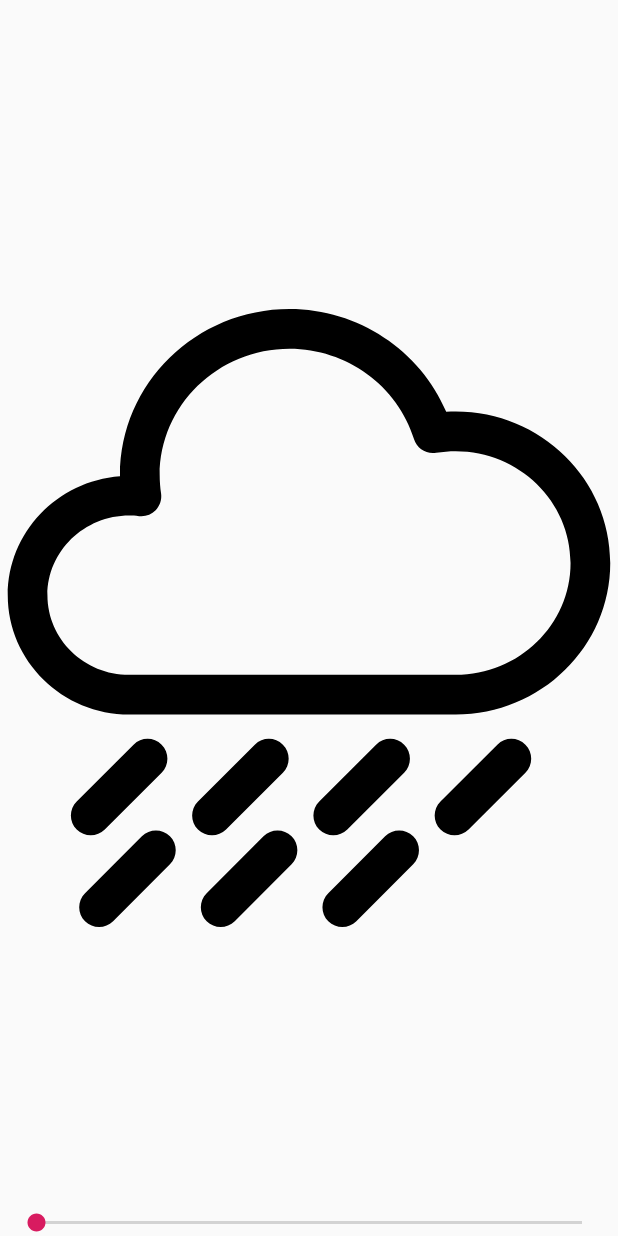
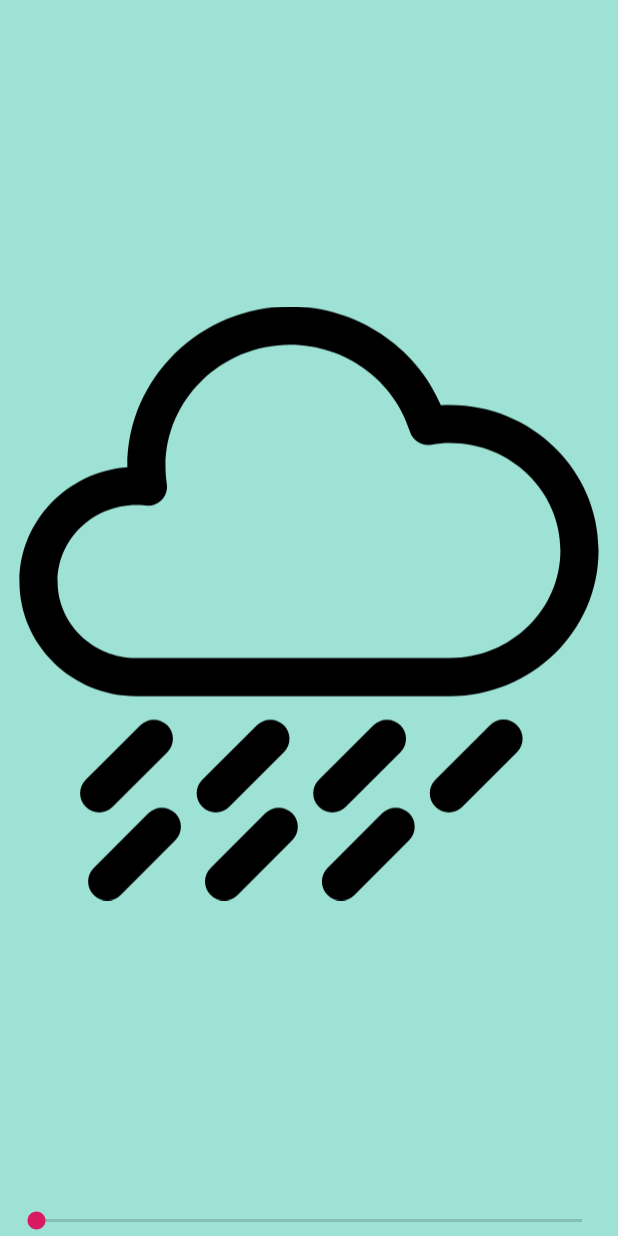
Before and after one commit to voddan/DreamyClouds, an Android app: the layout player_controls_view.xml on its own in the app's theme, with its tools: preview values and no code run, on a phone screen of 412 x 824 dp. Run offline under Robolectric (Android 15) with nearby library versions, the phone set to English and light mode, and no system bars.

```diff
--- a/app/src/main/res/layout/player_controls_view.xml
+++ b/app/src/main/res/layout/player_controls_view.xml
@@ -2,27 +2,28 @@
 <androidx.constraintlayout.widget.ConstraintLayout
     xmlns:android="http://schemas.android.com/apk/res/android"
     xmlns:app="http://schemas.android.com/apk/res-auto"
+    xmlns:tools="http://schemas.android.com/tools"
     android:layout_width="match_parent"
-    android:layout_height="match_parent">
+    android:layout_height="match_parent"
+    tools:background="#9EE2D5">
 
     <ImageButton
         android:layout_width="match_parent"
-        android:layout_height="match_parent"
-        android:src="@drawable/rain_wind"
-        android:contentDescription="weather type"
+        android:layout_height="0dp"
+        android:layout_margin="8dp"
+        tools:src="@drawable/rain_wind"
         android:scaleType="fitCenter"
         android:background="@android:color/transparent"
         app:layout_constraintTop_toTopOf="parent"
-        app:layout_constraintBottom_toBottomOf="parent"
-        app:layout_constraintStart_toStartOf="parent"
-        app:layout_constraintEnd_toEndOf="parent"
-        android:id="@+id/backgroundPictogramButton"/>
+        app:layout_constraintBottom_toTopOf="@id/volumeSeekBar"
+        android:id="@+id/backgroundPictogramButton"
+        tools:layout_editor_absoluteX="12dp"/>
 
     <SeekBar
         android:layout_width="match_parent"
         android:layout_height="wrap_content"
-        android:layout_marginStart="8dp"
-        android:layout_marginEnd="8dp"
+        android:layout_marginHorizontal="8dp"
+        android:layout_marginVertical="1dp"
         app:layout_constraintBottom_toBottomOf="parent"
         android:id="@+id/volumeSeekBar"/>
 
--- /dev/null
+++ b/app/src/main/res/values/dimens.xml
@@ -0,0 +1,4 @@
+<?xml version="1.0" encoding="utf-8"?>
+<resources>
+    <dimen name="players_list_row_hight">100dp</dimen>
+</resources>
```
Also changed, not shown: app/src/main/java/org/vodopyan/rainbowl/ui/MainScreenActivity.kt (+13 -9 lines), app/src/main/java/org/vodopyan/rainbowl/ui/PlayerControlsView.kt (+18 -6 lines), app/src/main/res/layout/activity_main.xml (+5 -21 lines), app/src/main/res/layout/players_2_column_item.xml (added, +33 -0 lines).
